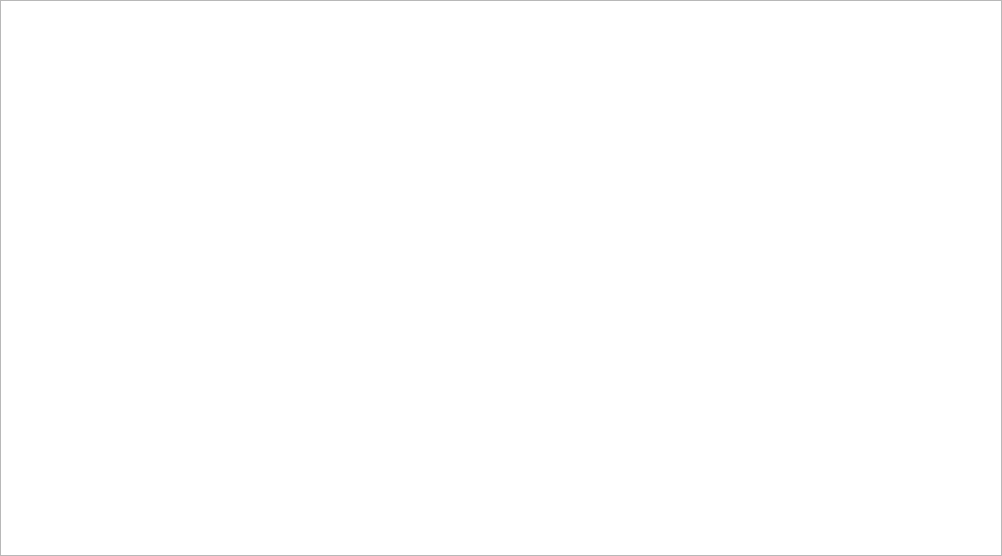
This is src/framework/recvwidget.ui in ciyeer/ByteSpace as Qt 5 draws it before an edit. The edited form follows.
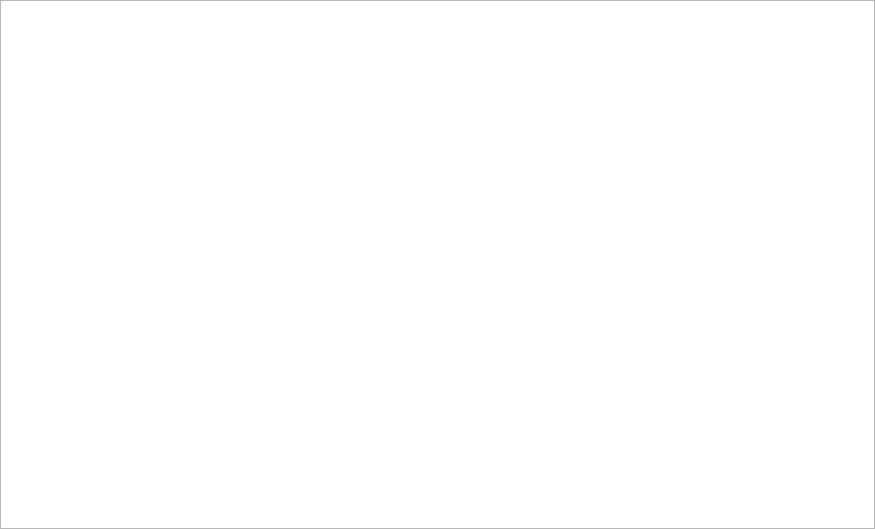
This is the edited form.

What changed in the file:
```diff
--- a/src/framework/recvwidget.ui
+++ b/src/framework/recvwidget.ui
@@ -6,8 +6,8 @@
    <rect>
     <x>0</x>
     <y>0</y>
-    <width>1002</width>
-    <height>556</height>
+    <width>875</width>
+    <height>529</height>
    </rect>
   </property>
   <property name="windowTitle">
@@ -30,7 +30,14 @@
     <number>0</number>
    </property>
    <item row="0" column="0">
-    <widget class="QTextBrowser" name="recvArea"/>
+    <widget class="QTextBrowser" name="recvArea">
+     <property name="sizePolicy">
+      <sizepolicy hsizetype="Preferred" vsizetype="Preferred">
+       <horstretch>0</horstretch>
+       <verstretch>0</verstretch>
+      </sizepolicy>
+     </property>
+    </widget>
    </item>
   </layout>
  </widget>
```
